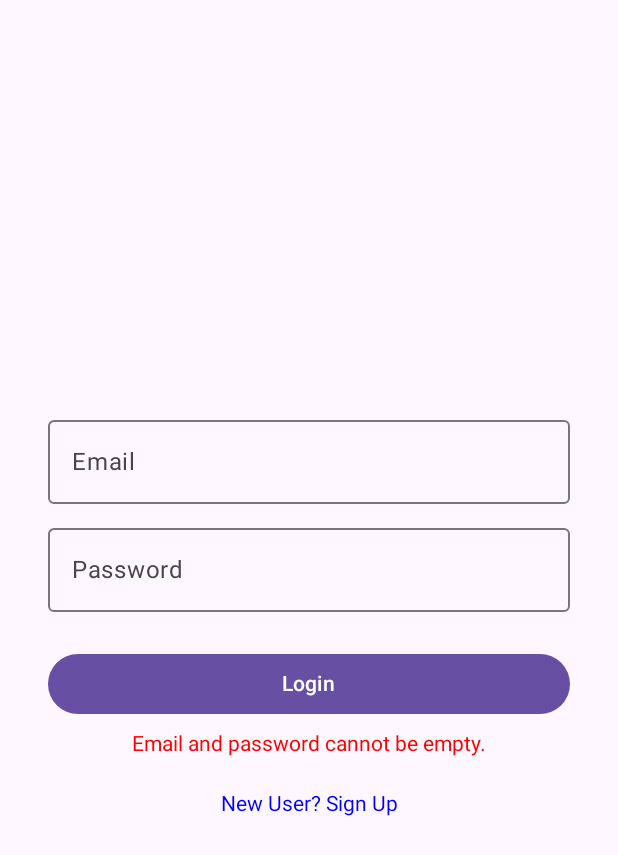
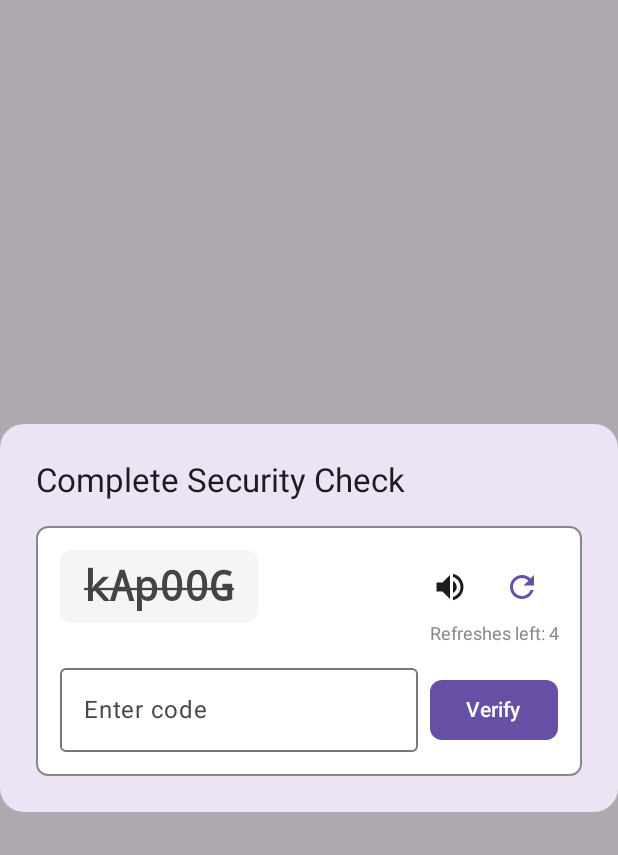
Before and after one commit to NaviSight-Capstone-Project/NaviSight, an Android app built with Jetpack Compose: the screen it shows after launch (LoginActivity), after a tap on "Login", on a phone screen of 412 x 824 dp. Shown: the top 855 px of the screen. Run offline under Robolectric (Android 15) with nearby library versions, the phone set to English and light mode, and no system bars; our stand-ins replace Firebase (no records; nobody signed in at launch, a user with empty details on screens opened directly).

Commit message:
Added Recaptcha for Login

```diff
--- /dev/null
+++ b/app/src/main/java/edu/capstone/navisight/auth/ui/login/CaptchaBox.kt
@@ -0,0 +1,147 @@
+package edu.capstone.navisight.auth.ui.login
+
+import androidx.compose.foundation.background
+import androidx.compose.foundation.border
+import androidx.compose.foundation.layout.*
+import androidx.compose.foundation.shape.RoundedCornerShape
+import androidx.compose.foundation.text.KeyboardActions
+import androidx.compose.foundation.text.KeyboardOptions
+import androidx.compose.material.icons.Icons
+import androidx.compose.material.icons.filled.CheckCircle
+import androidx.compose.material.icons.filled.Refresh
+import androidx.compose.material.icons.filled.VolumeUp
+import androidx.compose.material3.*
+import androidx.compose.runtime.*
+import androidx.compose.ui.Alignment
+import androidx.compose.ui.Modifier
+import androidx.compose.ui.graphics.Color
+import androidx.compose.ui.text.font.FontFamily
+import androidx.compose.ui.text.font.FontWeight
+import androidx.compose.ui.text.input.ImeAction
+import androidx.compose.ui.text.style.TextAlign
+import androidx.compose.ui.text.style.TextDecoration
+import androidx.compose.ui.unit.dp
+import androidx.compose.ui.unit.sp
+import edu.capstone.navisight.auth.util.CaptchaState
+
+@Composable
+fun CaptchaBox(
+    state: CaptchaState,
+    onRefresh: () -> Unit,
+    onSubmit: (String) -> Unit,
+    onPlayAudio: () -> Unit
+) {
+    var captchaInput by remember { mutableStateOf("") }
+    val isLockedOut = System.currentTimeMillis() < state.lockoutEndTime
+    val canRefresh = state.refreshesUsed < 5 && !isLockedOut
+
+    Column(
+        modifier = Modifier
+            .fillMaxWidth()
+            .border(1.dp, Color.Gray, RoundedCornerShape(8.dp))
+            .background(Color.White, RoundedCornerShape(8.dp))
+            .padding(16.dp),
+        horizontalAlignment = Alignment.CenterHorizontally
+    ) {
+
+        if (state.solved) {
+            Row(
+                verticalAlignment = Alignment.CenterVertically,
+                horizontalArrangement = Arrangement.Center,
+                modifier = Modifier.fillMaxWidth().padding(vertical = 16.dp)
+            ) {
+                Icon(
+                    imageVector = Icons.Default.CheckCircle,
+                    contentDescription = "Verified",
+                    tint = Color(0xFF4CAF50),
+                    modifier = Modifier.size(24.dp)
+                )
+                Spacer(modifier = Modifier.width(8.dp))
+                Text(
+                    "Verified",
+                    color = Color(0xFF4CAF50),
+                    fontSize = 18.sp,
+                    fontWeight = FontWeight.Bold
+                )
+            }
+        } else {
+            Row(
+                modifier = Modifier.fillMaxWidth(),
+                verticalAlignment = Alignment.CenterVertically,
+                horizontalArrangement = Arrangement.SpaceBetween
+            ) {
+                Text(
+                    text = state.text,
+                    fontSize = 28.sp,
+                    fontWeight = FontWeight.Bold,
+                    fontFamily = FontFamily.Monospace,
+                    textDecoration = TextDecoration.LineThrough,
+                    color = Color.DarkGray,
+                    modifier = Modifier
+                        .background(Color(0xFFF5F5F5), RoundedCornerShape(8.dp))
+                        .padding(horizontal = 16.dp, vertical = 8.dp)
+                )
+
+                Row {
+                    IconButton(onClick = onPlayAudio, enabled = !isLockedOut) {
+                        Icon(
+                            imageVector = Icons.Default.VolumeUp,
+                            contentDescription = "Play audio CAPTCHA"
+                        )
+                    }
+                    IconButton(onClick = onRefresh, enabled = canRefresh) {
+                        Icon(
+                            imageVector = Icons.Default.Refresh,
+                            contentDescription = "Refresh CAPTCHA",
+                            tint = if (canRefresh) MaterialTheme.colorScheme.primary else Color.Gray
+                        )
+                    }
+                }
+            }
+
+            Text(
+                text = "Refreshes left: ${5 - state.refreshesUsed}",
+                fontSize = 12.sp,
+                color = Color.Gray,
+                modifier = Modifier.fillMaxWidth(),
+                textAlign = TextAlign.End
+            )
+
+            Spacer(modifier = Modifier.height(16.dp))
+
+            Row(
+                modifier = Modifier.fillMaxWidth(),
+                verticalAlignment = Alignment.CenterVertically,
+                horizontalArrangement = Arrangement.SpaceBetween
+            ) {
+                OutlinedTextField(
+                    value = captchaInput,
+                    onValueChange = { captchaInput = it },
+                    placeholder = { Text("Enter code") },
+                    modifier = Modifier.weight(1f),
+                    singleLine = true,
+                    enabled = !isLockedOut,
+                    keyboardOptions = KeyboardOptions(imeAction = ImeAction.Done),
+                    keyboardActions = KeyboardActions(onDone = { onSubmit(captchaInput) })
+                )
+                Spacer(modifier = Modifier.width(8.dp))
+                Button(
+                    onClick = { onSubmit(captchaInput) },
+                    enabled = !isLockedOut,
+                    shape = RoundedCornerShape(8.dp)
+                ) {
+                    Text("Verify")
+                }
+            }
+        }
+
+        state.error?.let {
+            Text(
+                text = it,
+                color = if (it.contains("Locked out")) Color.Red else Color.Gray,
+                fontSize = 12.sp,
+                modifier = Modifier.padding(top = 8.dp)
+            )
+        }
+    }
+}
--- a/app/src/main/java/edu/capstone/navisight/auth/ui/login/LoginScreen.kt
+++ b/app/src/main/java/edu/capstone/navisight/auth/ui/login/LoginScreen.kt
@@ -1,7 +1,9 @@
 package edu.capstone.navisight.auth.ui.login
 
+import android.speech.tts.TextToSpeech
 import androidx.compose.foundation.clickable
 import androidx.compose.foundation.layout.*
+import androidx.compose.foundation.shape.RoundedCornerShape
 import androidx.compose.foundation.text.KeyboardActions
 import androidx.compose.foundation.text.KeyboardOptions
 import androidx.compose.material3.*
@@ -9,11 +11,14 @@ import androidx.compose.runtime.*
 import androidx.compose.ui.Alignment
 import androidx.compose.ui.Modifier
 import androidx.compose.ui.graphics.Color
+import androidx.compose.ui.platform.LocalContext
 import androidx.compose.ui.text.input.ImeAction
 import androidx.compose.ui.text.input.PasswordVisualTransformation
 import androidx.compose.ui.text.input.VisualTransformation
 import androidx.compose.ui.unit.dp
 import androidx.compose.ui.unit.sp
+import androidx.compose.ui.window.Dialog
+import java.util.Locale
 
 @Composable
 fun LoginScreen(
@@ -24,10 +29,27 @@ fun LoginScreen(
     var email by remember { mutableStateOf("") }
     var password by remember { mutableStateOf("") }
     var passwordVisible by remember { mutableStateOf(false) }
+    var showCaptchaDialog by remember { mutableStateOf(false) }
 
     val loginState by viewModel.loginState.collectAsState()
     val errorState by viewModel.error.collectAsState()
     val userCollection by viewModel.userCollection.collectAsState()
+    val captchaState by viewModel.captchaState.collectAsState()
+
+    val context = LocalContext.current
+    var tts: TextToSpeech? by remember { mutableStateOf(null) }
+
+    DisposableEffect(key1 = context) {
+        tts = TextToSpeech(context) { status ->
+            if (status == TextToSpeech.SUCCESS) {
+                tts?.language = Locale.US
+            }
+        }
+        onDispose {
+            tts?.stop()
+            tts?.shutdown()
+        }
+    }
 
     LaunchedEffect(loginState, userCollection) {
         if (loginState != null && userCollection != null) {
@@ -35,6 +57,13 @@ fun LoginScreen(
                 "vius" -> onNavigateToViuHome()
                 "caregivers" -> onNavigateToCaregiverHome()
             }
+        }
+    }
+
+    LaunchedEffect(captchaState.solved) {
+        if (captchaState.solved && showCaptchaDialog) {
+            showCaptchaDialog = false
+            viewModel.login(email, password)
         }
     }
 
@@ -63,14 +92,15 @@ fun LoginScreen(
             singleLine = true,
             visualTransformation = if (passwordVisible) VisualTransformation.None else PasswordVisualTransformation(),
             keyboardOptions = KeyboardOptions(imeAction = ImeAction.Done),
-            keyboardActions = KeyboardActions(onDone = { viewModel.login(email, password) }),
+            keyboardActions = KeyboardActions(onDone = { showCaptchaDialog = true }),
             modifier = Modifier.fillMaxWidth()
         )
 
         Spacer(modifier = Modifier.height(24.dp))
 
         Button(
-            onClick = { viewModel.login(email, password) },
+            onClick = { showCaptchaDialog = true },
+            enabled = true,
             modifier = Modifier.fillMaxWidth()
         ) {
             Text("Login")
@@ -90,4 +120,48 @@ fun LoginScreen(
             modifier = Modifier.clickable { /* navigate to signup */ }
         )
     }
+
+    if (showCaptchaDialog) {
+        Dialog(
+            onDismissRequest = {
+                showCaptchaDialog = false
+                viewModel.resetCaptcha()
+            }
+        ) {
+            // This runs once when the dialog opens (because captchaState.text changes)
+            // and again every time the user clicks "Refresh".
+            LaunchedEffect(key1 = captchaState.text) {
+                if (captchaState.text.isNotBlank()) {
+                    // Speak the text with spaces between letters
+                    val spacedText = captchaState.text.split("").joinToString(" ")
+                    tts?.speak(spacedText, TextToSpeech.QUEUE_FLUSH, null, null)
+                }
+            }
+
+            Surface(
+                shape = RoundedCornerShape(16.dp),
+                color = MaterialTheme.colorScheme.surface,
+                tonalElevation = 8.dp
+            ) {
+                Column(modifier = Modifier.padding(24.dp)) {
+                    Text(
+                        "Complete Security Check",
+                        style = MaterialTheme.typography.titleLarge,
+                        modifier = Modifier.padding(bottom = 16.dp)
+                    )
+
+                    CaptchaBox(
+                        state = captchaState,
+                        onRefresh = { viewModel.generateNewCaptcha() },
+                        onSubmit = { viewModel.submitCaptcha(it) },
+                        onPlayAudio = {
+                            // Replay Button
+                            val spacedText = captchaState.text.split("").joinToString(" ")
+                            tts?.speak(spacedText, TextToSpeech.QUEUE_FLUSH, null, null)
+                        }
+                    )
+                }
+            }
+        }
+    }
 }
--- /dev/null
+++ b/app/src/main/java/edu/capstone/navisight/auth/util/CaptchaHandler.kt
@@ -0,0 +1,120 @@
+package edu.capstone.navisight.auth.util
+
+import kotlinx.coroutines.flow.MutableStateFlow
+import kotlinx.coroutines.flow.StateFlow
+import kotlinx.coroutines.flow.asStateFlow
+import kotlinx.coroutines.flow.update
+
+private const val MAX_CAPTCHA_ATTEMPTS = 5
+private const val MAX_CAPTCHA_REFRESHES = 5
+private const val CAPTCHA_LOCKOUT_DURATION_MS = 5 * 60 * 1000L // 5 minutes
+
+//Represents the state of the custom CAPTCHA.
+data class CaptchaState(
+    val text: String = "",
+    val solved: Boolean = false,
+    val attemptsFailed: Int = 0,
+    val refreshesUsed: Int = 0,
+    val lockoutEndTime: Long = 0L,
+    val error: String? = null
+)
+
+
+//Manages the state and logic for the custom CAPTCHA.
+class CaptchaHandler {
+
+    private val _captchaState = MutableStateFlow(CaptchaState())
+    val captchaState: StateFlow<CaptchaState> = _captchaState.asStateFlow()
+
+    init {
+        generateNewCaptcha()
+    }
+
+    //Checks if the CAPTCHA is currently in a solved state.
+    fun isSolved(): Boolean = _captchaState.value.solved
+
+    /**
+     * Generates a new CAPTCHA challenge.
+     */
+    fun generateNewCaptcha() {
+        _captchaState.update { currentState ->
+            if (System.currentTimeMillis() < currentState.lockoutEndTime) {
+                return@update currentState.copy(error = "Try again in a few minutes.")
+            }
+            if (currentState.refreshesUsed >= MAX_CAPTCHA_REFRESHES) {
+                return@update currentState.copy(error = "Max refreshes reached.")
+            }
+            currentState.copy(
+                text = createRandomString(6),
+                solved = false,
+                attemptsFailed = 0,
+                refreshesUsed = currentState.refreshesUsed + 1,
+                error = null
+            )
+        }
+    }
+
+    //Submits a user's attempt to solve the CAPTCHA.
+    fun submitCaptcha(userInput: String) {
+        _captchaState.update { currentState ->
+            if (System.currentTimeMillis() < currentState.lockoutEndTime) {
+                return@update currentState.copy(error = "Too many attempts. Try again later.")
+            }
+            if (userInput.equals(currentState.text, ignoreCase = true)) {
+                return@update currentState.copy(
+                    solved = true,
+                    error = null,
+                    attemptsFailed = 0
+                )
+            }
+
+            val newAttempts = currentState.attemptsFailed + 1
+            if (newAttempts >= MAX_CAPTCHA_ATTEMPTS) {
+                return@update currentState.copy(
+                    solved = false,
+                    error = "Too many failed attempts. Locked out for 5 minutes.",
+                    attemptsFailed = newAttempts,
+                    lockoutEndTime = System.currentTimeMillis() + CAPTCHA_LOCKOUT_DURATION_MS
+                )
+            } else {
+                return@update currentState.copy(
+                    solved = false,
+                    error = "Incorrect. Try again. (${MAX_CAPTCHA_ATTEMPTS - newAttempts} attempts left)",
+                    attemptsFailed = newAttempts
+                )
+            }
+        }
+    }
+
+    //Resets the CAPTCHA state, typically after a failed login.
+    fun resetCaptcha(keepRefreshCount: Boolean = false) {
+        _captchaState.update { currentState ->
+            val refreshes = if (keepRefreshCount) currentState.refreshesUsed else 0
+            if (refreshes >= MAX_CAPTCHA_REFRESHES) {
+                currentState.copy(
+                    text = "---",
+                    solved = false,
+                    attemptsFailed = 0,
+                    error = "Max refreshes reached. Please restart the app."
+                )
+            } else {
+                currentState.copy(
+                    text = createRandomString(6),
+                    solved = false,
+                    attemptsFailed = 0,
+                    refreshesUsed = refreshes + 1,
+                    error = "Please re-verify.",
+                    lockoutEndTime = 0L
+                )
+            }
+        }
+    }
+
+    //Creates a random alphanumeric string.
+    private fun createRandomString(length: Int): String {
+        val allowedChars = ('A'..'Z') + ('a'..'z') + ('0'..'9')
+        return (1..length)
+            .map { allowedChars.random() }
+            .joinToString("")
+    }
+}
```
Also changed, not shown: app/src/main/java/edu/capstone/navisight/auth/ui/login/LoginViewModel.kt (+53 -2 lines).
